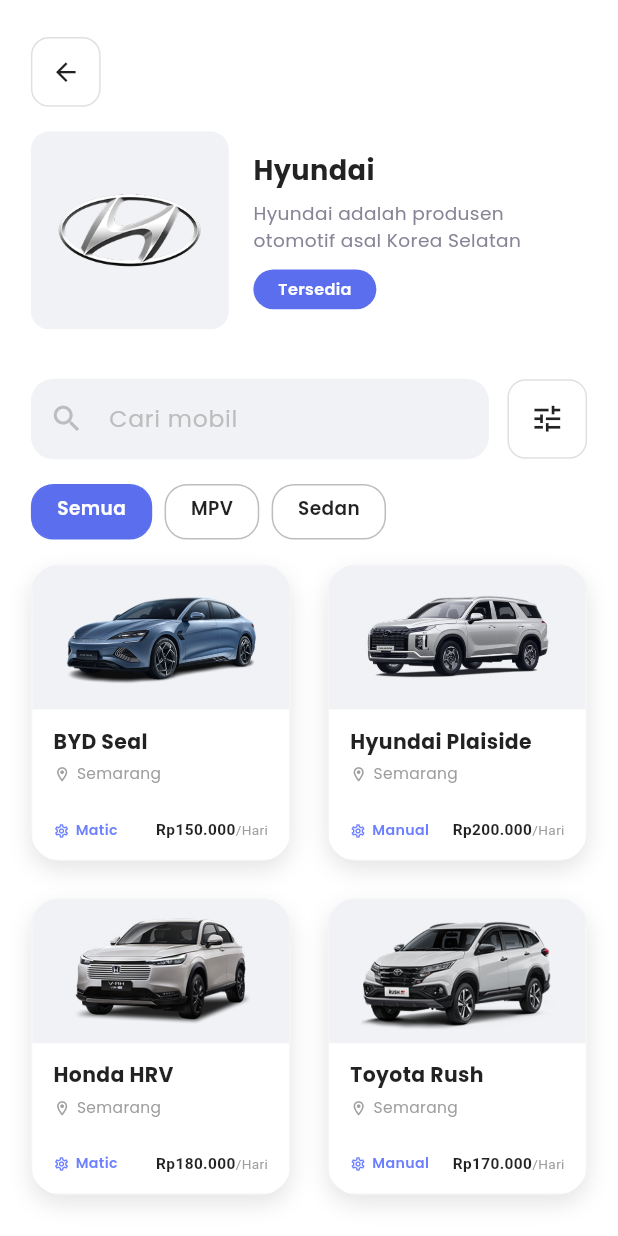
After one commit to Why-sptr/Rent-App, a Flutter app: the SearchProductPage screen opened directly, after a tap on "Hyundai", on a phone screen of 412 x 824 dp. The commit adds this screen. Run offline on Flutter 3.47's test engine with Material 3 defaults, Android fonts, the phone set to English and light mode, and no system bars; our stand-ins replace google_fonts.

Commit message:
feat: create detail brand

```diff
--- a/lib/data/brand_data.dart
+++ b/lib/data/brand_data.dart
@@ -1,9 +1,31 @@
+import 'package:rent_app/models/brand_model.dart';
+
 class BrandData {
-    static const List<Map<String, String>> brands = [
-    {'name': 'Hyundai', 'image': 'assets/images/brand/Hyundai.png'},
-    {'name': 'Toyota', 'image': 'assets/images/brand/Toyota.png'},
-    {'name': 'Honda', 'image': 'assets/images/brand/Honda.png'},
-    {'name': 'BYD', 'image': 'assets/images/brand/BYD.png'},
-    {'name': 'Mitsubishi', 'image': 'assets/images/brand/Mitsubishi.png'},
+  static final List<BrandModel> brands = [
+    BrandModel(
+      name: 'Hyundai',
+      image: 'assets/images/brand/Hyundai.png',
+      description: 'Hyundai adalah produsen otomotif asal Korea Selatan',
+    ),
+    BrandModel(
+      name: 'Toyota',
+      image: 'assets/images/brand/Toyota.png',
+      description: 'Toyota adalah produsen otomotif asal Jepang terkemuka',
+    ),
+    BrandModel(
+      name: 'Honda',
+      image: 'assets/images/brand/Honda.png',
+      description: 'Honda adalah produsen otomotif berkualitas dari Jepang',
+    ),
+    BrandModel(
+      name: 'BYD',
+      image: 'assets/images/brand/BYD.png',
+      description: 'BYD adalah produsen kendaraan listrik dari China',
+    ),
+    BrandModel(
+      name: 'Mitsubishi',
+      image: 'assets/images/brand/Mitsubishi.png',
+      description: 'Mitsubishi adalah produsen otomotif dari Jepang',
+    ),
   ];
 }
--- /dev/null
+++ b/lib/models/brand_model.dart
@@ -0,0 +1,11 @@
+class BrandModel {
+  final String name;
+  final String image;
+  final String description;
+
+  BrandModel({
+    required this.name,
+    required this.image,
+    required this.description,
+  });
+}
--- /dev/null
+++ b/lib/pages/brand_detail_page.dart
@@ -0,0 +1,306 @@
+import 'package:flutter/material.dart';
+import 'package:rent_app/models/brand_model.dart';
+import 'package:rent_app/data/car_data.dart';
+import 'package:rent_app/widgets/car_card.dart';
+import 'package:rent_app/config/app_colors.dart';
+import 'package:rent_app/config/app_constants.dart';
+import 'package:rent_app/config/app_text_styles.dart';
+
+class BrandDetailPage extends StatefulWidget {
+  final BrandModel brand;
+
+  const BrandDetailPage({
+    super.key,
+    required this.brand,
+  });
+
+  @override
+  State<BrandDetailPage> createState() => _BrandDetailPageState();
+}
+
+class _BrandDetailPageState extends State<BrandDetailPage> {
+  String _selectedFilter = 'Semua';
+  TextEditingController searchController = TextEditingController();
+  late List<dynamic> filteredCars;
+
+  @override
+  void initState() {
+    super.initState();
+    filteredCars = List.from(CarData.availableCars);
+  }
+
+  @override
+  void dispose() {
+    searchController.dispose();
+    super.dispose();
+  }
+
+  void filterCars(String query) {
+    setState(() {
+      if (query.isEmpty) {
+        filteredCars = List.from(CarData.availableCars);
+      } else {
+        filteredCars = CarData.availableCars
+            .where((car) => car.name.toLowerCase().contains(query.toLowerCase()))
+            .toList();
+      }
+    });
+  }
+
+  @override
+  Widget build(BuildContext context) {
+    final screenHeight = MediaQuery.of(context).size.height;
+    final screenWidth = MediaQuery.of(context).size.width;
+
+    return Scaffold(
+      backgroundColor: AppColors.backgroundWhite,
+      body: SafeArea(
+        child: SingleChildScrollView(
+          child: Column(
+            children: [
+              SizedBox(height: screenHeight * 0.01),
+              // Header dengan back button
+              Padding(
+                padding: EdgeInsets.fromLTRB(
+                  screenWidth * AppConstants.widthPaddingLarge,
+                  screenHeight * 0.02,
+                  screenWidth * AppConstants.widthPaddingLarge,
+                  screenHeight * 0.02,
+                ),
+              child: Column(
+                crossAxisAlignment: CrossAxisAlignment.start,
+                children: [
+                  // Back Button
+                  GestureDetector(
+                    onTap: () => Navigator.pop(context),
+                    child: Container(
+                      padding: EdgeInsets.all(screenWidth * 0.03),
+                      decoration: BoxDecoration(
+                        color: AppColors.backgroundWhite,
+                        borderRadius: BorderRadius.circular(AppConstants.borderRadiusMedium),
+                        border: Border.all(
+                          color: Colors.grey[300]!,
+                          width: AppConstants.containerBorderWidth,
+                        ),
+                      ),
+                      child: Icon(
+                        Icons.arrow_back,
+                        color: AppColors.textBlack,
+                        size: screenHeight * 0.024,
+                      ),
+                    ),
+                  ),
+
+                  SizedBox(height: screenHeight * 0.02),
+
+                  // Brand Image Container and Info Row
+                  Row(
+                    crossAxisAlignment: CrossAxisAlignment.center,
+                    children: [
+                      // Brand Image Container
+                      Container(
+                        padding: EdgeInsets.all(screenWidth * 0.04),
+                        decoration: BoxDecoration(
+                          color: AppColors.backgroundGrey,
+                          borderRadius: BorderRadius.circular(AppConstants.borderRadiusMedium),
+                        ),
+                        child: Image.asset(
+                          widget.brand.image,
+                          height: screenHeight * 0.12,
+                          width: screenHeight * 0.12,
+                          fit: BoxFit.contain,
+                          errorBuilder: (context, error, stackTrace) {
+                            return Icon(
+                              Icons.directions_car,
+                              size: screenHeight * 0.12,
+                              color: Colors.grey[400],
+                            );
+                          },
+                        ),
+                      ),
+                      SizedBox(width: screenWidth * 0.04),
+
+                      // Brand Info
+                      Expanded(
+                        child: Column(
+                          crossAxisAlignment: CrossAxisAlignment.start,
+                          children: [
+                            Text(
+                              widget.brand.name,
+                              style: AppTextStyles.titleBlack(context),
+                            ),
+                            SizedBox(height: screenHeight * 0.008),
+                            Text(
+                              widget.brand.description,
+                              style: AppTextStyles.bodySmall(context),
+                              maxLines: 2,
+                              overflow: TextOverflow.ellipsis,
+                            ),
+                            SizedBox(height: screenHeight * 0.012),
+                            Container(
+                              padding: EdgeInsets.symmetric(
+                                horizontal: screenWidth * 0.04,
+                                vertical: screenHeight * 0.007,
+                              ),
+                              decoration: BoxDecoration(
+                                color: AppColors.primaryBlue,
+                                borderRadius: BorderRadius.circular(AppConstants.borderRadiusLarge),
+                              ),
+                              child: Text(
+                                'Tersedia',
+                                style: TextStyle(
+                                  fontSize: screenHeight * 0.013,
+                                  fontWeight: FontWeight.w600,
+                                  color: AppColors.textWhite,
+                                ),
+                              ),
+                            ),
+                          ],
+                        ),
+                      ),
+                    ],
+                  ),
+                ],
+              ),
+            ),
+
+            SizedBox(height: screenHeight * 0.02),
+
+            // Search Bar and Filter
+            Padding(
+              padding: EdgeInsets.symmetric(horizontal: screenWidth * AppConstants.widthPaddingLarge),
+              child: Row(
+                children: [
+                  Expanded(
+                    child: Container(
+                      decoration: BoxDecoration(
+                        color: AppColors.backgroundGrey,
+                        borderRadius: BorderRadius.circular(AppConstants.borderRadiusLarge),
+                      ),
+                      child: TextField(
+                        controller: searchController,
+                        onChanged: filterCars,
+                        decoration: InputDecoration(
+                          hintText: 'Cari mobil',
+                          hintStyle: AppTextStyles.hintGrey(context),
+                          prefixIcon: Icon(
+                            Icons.search,
+                            color: Colors.grey[400],
+                            size: screenHeight * AppConstants.iconSizeMedium,
+                          ),
+                          border: InputBorder.none,
+                          contentPadding: EdgeInsets.symmetric(
+                            horizontal: AppConstants.paddingLarge,
+                            vertical: screenHeight * 0.018,
+                          ),
+                        ),
+                      ),
+                    ),
+                  ),
+                  SizedBox(width: screenWidth * AppConstants.widthPaddingSmall),
+                  Container(
+                    padding: EdgeInsets.all(screenWidth * 0.034),
+                    decoration: BoxDecoration(
+                      color: AppColors.backgroundWhite,
+                      borderRadius: BorderRadius.circular(AppConstants.borderRadiusMedium),
+                      border: Border.all(
+                        color: Colors.grey[300]!,
+                        width: AppConstants.containerBorderWidth,
+                      ),
+                    ),
+                    child: Icon(
+                      Icons.tune,
+                      color: AppColors.textBlack,
+                      size: screenHeight * AppConstants.iconSizeMedium,
+                    ),
+                  ),
+                ],
+              ),
+            ),
+
+            SizedBox(height: screenHeight * 0.02),
+
+            // Filter Buttons
+            Padding(
+              padding: EdgeInsets.symmetric(horizontal: screenWidth * AppConstants.widthPaddingLarge),
+              child: SizedBox(
+                height: screenHeight * 0.045,
+                child: ListView(
+                  scrollDirection: Axis.horizontal,
+                  children: ['Semua', 'MPV', 'Sedan'].map((filter) {
+                    return Padding(
+                      padding: EdgeInsets.only(right: screenWidth * 0.02),
+                      child: GestureDetector(
+                        onTap: () {
+                          setState(() {
+                            _selectedFilter = filter;
+                          });
+                        },
+                        child: Container(
+                          padding: EdgeInsets.symmetric(
+                            horizontal: screenWidth * 0.04,
+                            vertical: screenHeight * 0.008,
+                          ),
+                          decoration: BoxDecoration(
+                            color: _selectedFilter == filter
+                                ? AppColors.primaryBlue
+                                : AppColors.backgroundWhite,
+                            border: Border.all(
+                              color: _selectedFilter == filter
+                                  ? AppColors.primaryBlue
+                                  : Colors.grey[400]!,
+                              width: AppConstants.containerBorderWidth,
+                            ),
+                            borderRadius: BorderRadius.circular(AppConstants.borderRadiusLarge),
+                          ),
+                          child: Text(
+                            filter,
+                            style: TextStyle(
+                              fontSize: screenHeight * 0.015,
+                              fontWeight: FontWeight.w600,
+                              color: _selectedFilter == filter
+                                  ? AppColors.textWhite
+                                  : AppColors.textBlack,
+                            ),
+                          ),
+                        ),
+                      ),
+                    );
+                  }).toList(),
+                ),
+              ),
+            ),
+
+            SizedBox(height: screenHeight * 0.02),
+
+            // Cars Grid
+            Padding(
+              padding: EdgeInsets.symmetric(horizontal: screenWidth * AppConstants.widthPaddingLarge),
+              child: GridView.builder(
+                shrinkWrap: true,
+                physics: const NeverScrollableScrollPhysics(),
+                gridDelegate: SliverGridDelegateWithFixedCrossAxisCount(
+                  crossAxisCount: 2,
+                  crossAxisSpacing: screenWidth * 0.06,
+                  mainAxisSpacing: screenWidth * 0.06,
+                  childAspectRatio: (screenWidth * 0.42) / (screenHeight * 0.24),
+                ),
+                itemCount: filteredCars.length,
+                itemBuilder: (context, index) {
+                  final car = filteredCars[index];
+                  return CarCard(
+                    car: car,
+                    height: screenHeight * 0.24,
+                  );
+                },
+              ),
+            ),
+
+            SizedBox(height: screenHeight * 0.03),
+          ],
+        ),
+        ),
+      ),
+    );
+  }
+}
--- a/lib/pages/search_product_page.dart
+++ b/lib/pages/search_product_page.dart
@@ -6,6 +6,7 @@
 import 'package:rent_app/config/app_colors.dart';
 import 'package:rent_app/config/app_constants.dart';
 import 'package:rent_app/config/app_text_styles.dart';
+import 'package:rent_app/pages/brand_detail_page.dart';
 
 class SearchProductPage extends StatefulWidget {
   final String? searchType; // 'brands', 'best_selling', 'available', or null
@@ -137,7 +138,16 @@
                   itemCount: BrandData.brands.length,
                   itemBuilder: (context, index) {
                     final brand = BrandData.brands[index];
-                    return Container(
+                    return GestureDetector(
+                      onTap: () {
+                        Navigator.push(
+                          context,
+                          MaterialPageRoute(
+                            builder: (context) => BrandDetailPage(brand: brand),
+                          ),
+                        );
+                      },
+                      child: Container(
                         decoration: BoxDecoration(
                           borderRadius: BorderRadius.circular(AppConstants.borderRadiusMedium),
                           border: Border.all(
@@ -157,7 +167,7 @@
                           mainAxisAlignment: MainAxisAlignment.center,
                           children: [
                             Image.asset(
-                            brand['image']!,
+                              brand.image,
                               height: screenHeight * 0.08,
                               fit: BoxFit.contain,
                               errorBuilder: (context, error, stackTrace) {
@@ -170,7 +180,7 @@
                             ),
                             SizedBox(height: screenHeight * 0.01),
                             Text(
-                            brand['name']!,
+                              brand.name,
                               style: TextStyle(
                                 fontSize: screenHeight * AppConstants.fontSizeXSmall,
                                 fontWeight: FontWeight.w600,
@@ -179,6 +189,7 @@
                               textAlign: TextAlign.center,
                             ),
                           ],
+                        ),
                       ),
                     );
                   },
--- a/lib/widgets/brand_list.dart
+++ b/lib/widgets/brand_list.dart
@@ -2,9 +2,11 @@
 import 'package:rent_app/config/app_colors.dart';
 import 'package:rent_app/config/app_constants.dart';
 import 'package:rent_app/config/app_text_styles.dart';
+import 'package:rent_app/models/brand_model.dart';
+import 'package:rent_app/pages/brand_detail_page.dart';
 
 class BrandList extends StatelessWidget {
-  final List<Map<String, String>> brands;
+  final List<BrandModel> brands;
 
   const BrandList({
     super.key,
@@ -26,7 +28,16 @@
         separatorBuilder: (_, __) => SizedBox(width: screenWidth * 0.03),
         itemBuilder: (context, index) {
           final brand = brands[index];
-          return Container(
+          return GestureDetector(
+            onTap: () {
+              Navigator.push(
+                context,
+                MaterialPageRoute(
+                  builder: (context) => BrandDetailPage(brand: brand),
+                ),
+              );
+            },
+            child: Container(
               width: screenWidth * 0.22,
               padding: EdgeInsets.symmetric(
                 horizontal: screenWidth * AppConstants.widthPaddingSmall,
@@ -49,7 +60,7 @@
                   Expanded(
                     child: Center(
                       child: Image.asset(
-                      brand['image']!,
+                        brand.image,
                         fit: BoxFit.contain,
                         errorBuilder: (context, error, stackTrace) {
                           return Icon(
@@ -62,7 +73,7 @@
                   ),
                   SizedBox(height: screenHeight * AppConstants.spacingXSmall),
                   Text(
-                  brand['name']!,
+                    brand.name,
                     textAlign: TextAlign.center,
                     maxLines: 1,
                     overflow: TextOverflow.ellipsis,
@@ -74,6 +85,7 @@
                   ),
                 ],
               ),
+            ),
           );
         },
       ),
```
Lines whose indentation alone changed are shown as unchanged.
